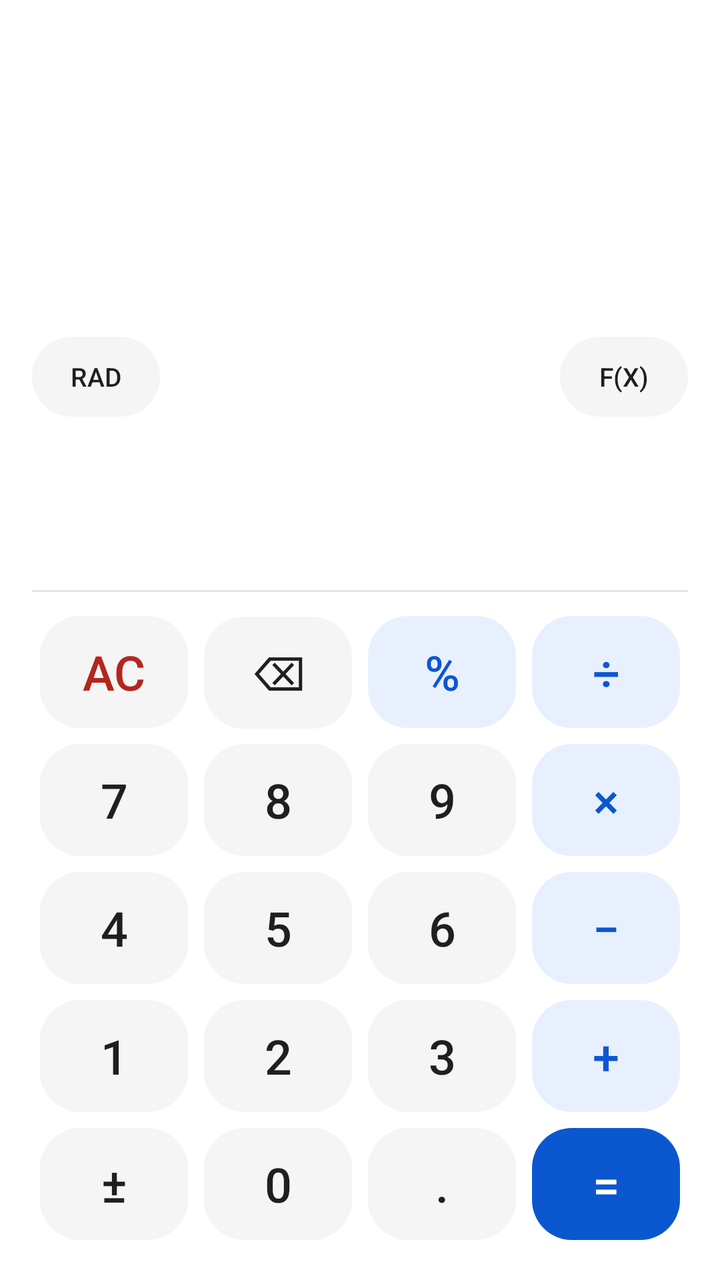
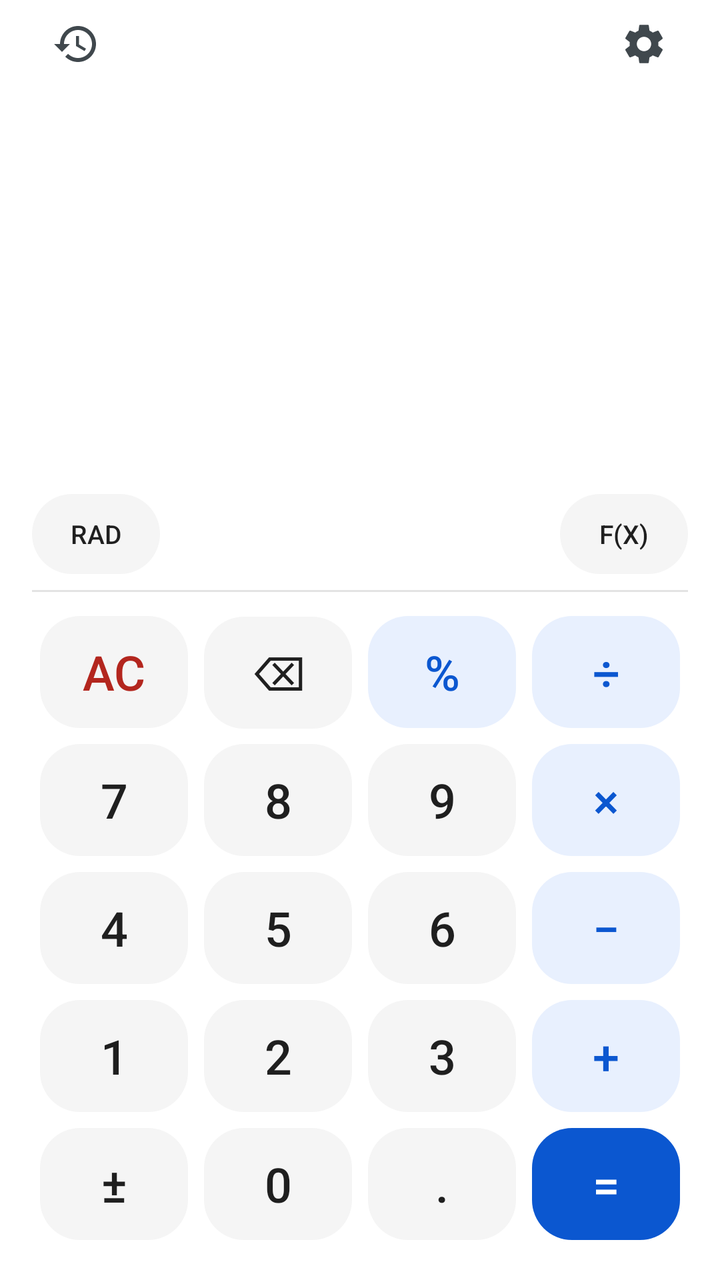

Two renders of the same Android screen: before a commit and after it. Below are the layout's source before the change and the commit's diff.
<!-- AndroidManifest.xml: application theme Theme.Calculator -->
<!-- res/layout/activity_main.xml -->
<?xml version="1.0" encoding="utf-8"?>
<LinearLayout xmlns:android="http://schemas.android.com/apk/res/android"
    android:layout_width="match_parent"
    android:layout_height="match_parent"
    android:orientation="vertical"
    android:background="@color/window_bg"
    android:fitsSystemWindows="true"
    android:paddingHorizontal="@dimen/screen_padding"
    android:paddingBottom="@dimen/screen_padding">

    <ScrollView
        android:id="@+id/historyScroll"
        android:layout_width="match_parent"
        android:layout_height="0dp"
        android:layout_weight="1"
        android:fillViewport="true"
        android:scrollbars="none">

        <LinearLayout
            android:id="@+id/historyContainer"
            android:layout_width="match_parent"
            android:layout_height="wrap_content"
            android:orientation="vertical"
            android:gravity="bottom"
            android:paddingTop="24dp" />
    </ScrollView>

    <TextView
        android:id="@+id/historyEmpty"
        android:layout_width="match_parent"
        android:layout_height="0dp"
        android:layout_weight="1"
        android:gravity="center"
        android:text="@string/history_empty"
        android:textColor="@color/result_text"
        android:textSize="@dimen/history_text"
        android:visibility="gone" />

    <LinearLayout
        android:layout_width="match_parent"
        android:layout_height="wrap_content"
        android:orientation="horizontal"
        android:gravity="center_vertical">

        <Button
            android:id="@+id/angleToggle"
            style="@style/CalcChip"
            android:text="RAD" />

        <View
            android:layout_width="0dp"
            android:layout_height="1dp"
            android:layout_weight="1" />

        <Button
            android:id="@+id/sciToggle"
            style="@style/CalcChip"
            android:text="f(x)" />
    </LinearLayout>

    <TextView
        android:id="@+id/formula"
        android:layout_width="match_parent"
        android:layout_height="wrap_content"
        android:layout_marginTop="4dp"
        android:gravity="end|center_vertical"
        android:maxLines="1"
        android:ellipsize="start"
        android:scrollHorizontally="true"
        android:textColor="@color/display_text"
        android:textSize="@dimen/display_formula_text"
        android:textIsSelectable="true"
        android:fontFamily="sans-serif-light" />

    <TextView
        android:id="@+id/result"
        android:layout_width="match_parent"
        android:layout_height="wrap_content"
        android:gravity="end|center_vertical"
        android:maxLines="1"
        android:ellipsize="start"
        android:minHeight="28dp"
        android:textColor="@color/result_text"
        android:textSize="@dimen/display_result_text" />

    <View
        android:layout_width="match_parent"
        android:layout_height="1dp"
        android:layout_marginVertical="8dp"
        android:background="@color/divider" />

    <LinearLayout
        android:id="@+id/sciPad"
        android:layout_width="match_parent"
        android:layout_height="wrap_content"
        android:orientation="vertical"
        android:layout_marginBottom="4dp"
        android:visibility="gone">

        <LinearLayout style="@style/CalcRow">
            <Button android:id="@+id/keySin" style="@style/CalcKey.Sci" android:text="sin" />
            <Button android:id="@+id/keyCos" style="@style/CalcKey.Sci" android:text="cos" />
            <Button android:id="@+id/keyTan" style="@style/CalcKey.Sci" android:text="tan" />
            <Button android:id="@+id/keyPow" style="@style/CalcKey.Sci" android:text="^" />
        </LinearLayout>

        <LinearLayout style="@style/CalcRow">
            <Button android:id="@+id/keyAsin" style="@style/CalcKey.Sci" android:text="sin⁻¹" />
            <Button android:id="@+id/keyAcos" style="@style/CalcKey.Sci" android:text="cos⁻¹" />
            <Button android:id="@+id/keyAtan" style="@style/CalcKey.Sci" android:text="tan⁻¹" />
            <Button android:id="@+id/keySqrt" style="@style/CalcKey.Sci" android:text="√" />
        </LinearLayout>

        <LinearLayout style="@style/CalcRow">
            <Button android:id="@+id/keyLn" style="@style/CalcKey.Sci" android:text="ln" />
            <Button android:id="@+id/keyLog" style="@style/CalcKey.Sci" android:text="log" />
            <Button android:id="@+id/keyRecip" style="@style/CalcKey.Sci" android:text="x⁻¹" />
            <Button android:id="@+id/keyFact" style="@style/CalcKey.Sci" android:text="x!" />
        </LinearLayout>

        <LinearLayout style="@style/CalcRow">
            <Button android:id="@+id/keyPi" style="@style/CalcKey.Sci" android:text="π" />
            <Button android:id="@+id/keyEuler" style="@style/CalcKey.Sci" android:text="e" />
            <Button android:id="@+id/keyLparen" style="@style/CalcKey.Sci" android:text="(" />
            <Button android:id="@+id/keyRparen" style="@style/CalcKey.Sci" android:text=")" />
        </LinearLayout>
    </LinearLayout>

    <LinearLayout
        android:layout_width="match_parent"
        android:layout_height="wrap_content"
        android:orientation="vertical">

        <LinearLayout style="@style/CalcRow">
            <Button android:id="@+id/keyClear" style="@style/CalcKey.Clear"
                android:text="@string/key_clear" android:contentDescription="@string/cd_clear" />
            <Button android:id="@+id/keyDelete" style="@style/CalcKey"
                android:text="@string/key_delete" android:contentDescription="@string/cd_delete" />
            <Button android:id="@+id/keyPct" style="@style/CalcKey.Op"
                android:text="@string/key_percent" />
            <Button android:id="@+id/keyDiv" style="@style/CalcKey.Op"
                android:text="@string/key_divide" />
        </LinearLayout>

        <LinearLayout style="@style/CalcRow">
            <Button android:id="@+id/key7" style="@style/CalcKey" android:text="7" />
            <Button android:id="@+id/key8" style="@style/CalcKey" android:text="8" />
            <Button android:id="@+id/key9" style="@style/CalcKey" android:text="9" />
            <Button android:id="@+id/keyMul" style="@style/CalcKey.Op"
                android:text="@string/key_multiply" />
        </LinearLayout>

        <LinearLayout style="@style/CalcRow">
            <Button android:id="@+id/key4" style="@style/CalcKey" android:text="4" />
            <Button android:id="@+id/key5" style="@style/CalcKey" android:text="5" />
            <Button android:id="@+id/key6" style="@style/CalcKey" android:text="6" />
            <Button android:id="@+id/keySub" style="@style/CalcKey.Op"
                android:text="@string/key_subtract" />
        </LinearLayout>

        <LinearLayout style="@style/CalcRow">
            <Button android:id="@+id/key1" style="@style/CalcKey" android:text="1" />
            <Button android:id="@+id/key2" style="@style/CalcKey" android:text="2" />
            <Button android:id="@+id/key3" style="@style/CalcKey" android:text="3" />
            <Button android:id="@+id/keyAdd" style="@style/CalcKey.Op"
                android:text="@string/key_add" />
        </LinearLayout>

        <LinearLayout style="@style/CalcRow">
            <Button android:id="@+id/keyNeg" style="@style/CalcKey"
                android:text="@string/key_negate" />
            <Button android:id="@+id/key0" style="@style/CalcKey" android:text="0" />
            <Button android:id="@+id/keyDot" style="@style/CalcKey"
                android:text="@string/key_dot" />
            <Button android:id="@+id/keyEquals" style="@style/CalcKey.Equals"
                android:text="@string/key_equals" />
        </LinearLayout>
    </LinearLayout>

</LinearLayout>
<!-- resources referenced by this layout -->
<resources>
  <color name="display_text">#1F1F1F</color>
  <color name="divider">#E3E3E3</color>
  <color name="result_text">#5F6368</color>
  <color name="window_bg">#FFFFFF</color>
  <dimen name="display_formula_text">34sp</dimen>
  <dimen name="display_result_text">22sp</dimen>
  <dimen name="history_text">16sp</dimen>
  <dimen name="screen_padding">16dp</dimen>
  <string name="cd_clear">Clear</string>
  <string name="cd_delete">Delete last entry</string>
  <string name="history_empty">No history yet</string>
  <string name="key_add">+</string>
  <string name="key_clear">AC</string>
  <string name="key_delete">⌫</string>
  <string name="key_divide">÷</string>
  <string name="key_dot">.</string>
  <string name="key_equals">=</string>
  <string name="key_multiply">×</string>
  <string name="key_negate">±</string>
  <string name="key_percent">%</string>
  <string name="key_subtract">−</string>
  <style name="CalcKey.Clear">
          <item name="android:textColor">@color/key_text_clear</item>
      </style>
  <style name="CalcKey.Op">
          <item name="android:background">@drawable/key_background_accent</item>
          <item name="android:textColor">@color/key_text_op</item>
      </style>
  <color name="key_text">#1F1F1F</color>
  <dimen name="key_min_height">56dp</dimen>
  <dimen name="key_margin">4dp</dimen>
  <dimen name="key_text_size">24sp</dimen>
  <color name="key_text_clear">#B3261E</color>
  <color name="key_text_equals">#FFFFFF</color>
  <color name="key_text_op">#0B57D0</color>
  <color name="key_bg">#F5F5F5</color>
  <color name="key_bg_equals">#0B57D0</color>
  <color name="key_bg_accent">#E8F0FE</color>
  <!-- unchanged entries left out for length: 9 -->
</resources>

<!-- the commit's change to res/layout/activity_main.xml (unified diff, before → after) -->
@@ -8,39 +8,77 @@
     android:paddingHorizontal="@dimen/screen_padding"
     android:paddingBottom="@dimen/screen_padding">
 
+    <LinearLayout
+        android:layout_width="match_parent"
+        android:layout_height="wrap_content"
+        android:orientation="horizontal"
+        android:gravity="center_vertical">
+
+        <ImageButton
+            android:id="@+id/historyButton"
+            style="@style/ToolbarIcon"
+            android:src="@drawable/ic_history"
+            android:contentDescription="@string/cd_history" />
+
+        <View
+            android:layout_width="0dp"
+            android:layout_height="1dp"
+            android:layout_weight="1" />
+
+        <ImageButton
+            android:id="@+id/settingsButton"
+            style="@style/ToolbarIcon"
+            android:src="@drawable/ic_settings"
+            android:contentDescription="@string/cd_settings" />
+    </LinearLayout>
+
     <ScrollView
-        android:id="@+id/historyScroll"
         android:layout_width="match_parent"
         android:layout_height="0dp"
         android:layout_weight="1"
         android:fillViewport="true"
         android:scrollbars="none">
 
-        <LinearLayout
-            android:id="@+id/historyContainer"
-            android:layout_width="match_parent"
-            android:layout_height="wrap_content"
-            android:orientation="vertical"
-            android:gravity="bottom"
-            android:paddingTop="24dp" />
-    </ScrollView>
-
-    <TextView
-        android:id="@+id/historyEmpty"
+    <LinearLayout
+        android:layout_width="match_parent"
+        android:layout_height="wrap_content"
+        android:orientation="vertical">
+
+    <View
         android:layout_width="match_parent"
         android:layout_height="0dp"
         android:layout_weight="1"
-        android:gravity="center"
-        android:text="@string/history_empty"
+        android:minHeight="16dp" />
+
+    <TextView
+        android:id="@+id/formula"
+        android:layout_width="match_parent"
+        android:layout_height="wrap_content"
+        android:gravity="end|center_vertical"
+        android:maxLines="1"
+        android:ellipsize="start"
+        android:textColor="@color/display_text"
+        android:textSize="@dimen/display_formula_text"
+        android:textIsSelectable="true"
+        android:fontFamily="sans-serif-light" />
+
+    <TextView
+        android:id="@+id/result"
+        android:layout_width="match_parent"
+        android:layout_height="wrap_content"
+        android:gravity="end|center_vertical"
+        android:maxLines="1"
+        android:ellipsize="start"
+        android:minHeight="30dp"
         android:textColor="@color/result_text"
-        android:textSize="@dimen/history_text"
-        android:visibility="gone" />
+        android:textSize="@dimen/display_result_text" />
 
     <LinearLayout
         android:layout_width="match_parent"
         android:layout_height="wrap_content"
         android:orientation="horizontal"
-        android:gravity="center_vertical">
+        android:gravity="center_vertical"
+        android:layout_marginTop="4dp">
 
         <Button
             android:id="@+id/angleToggle"
@@ -58,31 +96,6 @@
             android:text="f(x)" />
     </LinearLayout>
 
-    <TextView
-        android:id="@+id/formula"
-        android:layout_width="match_parent"
-        android:layout_height="wrap_content"
-        android:layout_marginTop="4dp"
-        android:gravity="end|center_vertical"
-        android:maxLines="1"
-        android:ellipsize="start"
-        android:scrollHorizontally="true"
-        android:textColor="@color/display_text"
-        android:textSize="@dimen/display_formula_text"
-        android:textIsSelectable="true"
-        android:fontFamily="sans-serif-light" />
-
-    <TextView
-        android:id="@+id/result"
-        android:layout_width="match_parent"
-        android:layout_height="wrap_content"
-        android:gravity="end|center_vertical"
-        android:maxLines="1"
-        android:ellipsize="start"
-        android:minHeight="28dp"
-        android:textColor="@color/result_text"
-        android:textSize="@dimen/display_result_text" />
-
     <View
         android:layout_width="match_parent"
         android:layout_height="1dp"
@@ -98,31 +111,38 @@
         android:visibility="gone">
 
         <LinearLayout style="@style/CalcRow">
+            <Button android:id="@+id/keyLparen" style="@style/CalcKey.Sci" android:text="(" />
+            <Button android:id="@+id/keyRparen" style="@style/CalcKey.Sci" android:text=")" />
+            <Button android:id="@+id/keySqr" style="@style/CalcKey.Sci" android:text="x²" />
+            <Button android:id="@+id/keyPow" style="@style/CalcKey.Sci" android:text="^" />
+        </LinearLayout>
+
+        <LinearLayout style="@style/CalcRow">
             <Button android:id="@+id/keySin" style="@style/CalcKey.Sci" android:text="sin" />
             <Button android:id="@+id/keyCos" style="@style/CalcKey.Sci" android:text="cos" />
             <Button android:id="@+id/keyTan" style="@style/CalcKey.Sci" android:text="tan" />
-            <Button android:id="@+id/keyPow" style="@style/CalcKey.Sci" android:text="^" />
+            <Button android:id="@+id/keySqrt" style="@style/CalcKey.Sci" android:text="√" />
         </LinearLayout>
 
         <LinearLayout style="@style/CalcRow">
             <Button android:id="@+id/keyAsin" style="@style/CalcKey.Sci" android:text="sin⁻¹" />
             <Button android:id="@+id/keyAcos" style="@style/CalcKey.Sci" android:text="cos⁻¹" />
             <Button android:id="@+id/keyAtan" style="@style/CalcKey.Sci" android:text="tan⁻¹" />
-            <Button android:id="@+id/keySqrt" style="@style/CalcKey.Sci" android:text="√" />
+            <Button android:id="@+id/keyRecip" style="@style/CalcKey.Sci" android:text="x⁻¹" />
         </LinearLayout>
 
         <LinearLayout style="@style/CalcRow">
             <Button android:id="@+id/keyLn" style="@style/CalcKey.Sci" android:text="ln" />
             <Button android:id="@+id/keyLog" style="@style/CalcKey.Sci" android:text="log" />
-            <Button android:id="@+id/keyRecip" style="@style/CalcKey.Sci" android:text="x⁻¹" />
             <Button android:id="@+id/keyFact" style="@style/CalcKey.Sci" android:text="x!" />
+            <Button android:id="@+id/keyEe" style="@style/CalcKey.Sci" android:text="EE" />
         </LinearLayout>
 
         <LinearLayout style="@style/CalcRow">
             <Button android:id="@+id/keyPi" style="@style/CalcKey.Sci" android:text="π" />
             <Button android:id="@+id/keyEuler" style="@style/CalcKey.Sci" android:text="e" />
-            <Button android:id="@+id/keyLparen" style="@style/CalcKey.Sci" android:text="(" />
-            <Button android:id="@+id/keyRparen" style="@style/CalcKey.Sci" android:text=")" />
+            <Button android:id="@+id/keyAbs" style="@style/CalcKey.Sci" android:text="|x|" />
+            <Button android:id="@+id/keyComma" style="@style/CalcKey.Sci" android:text="," />
         </LinearLayout>
     </LinearLayout>
 
@@ -177,4 +197,7 @@
         </LinearLayout>
     </LinearLayout>
 
+    </LinearLayout>
+    </ScrollView>
+
 </LinearLayout>
<!-- resource entries referenced after the edit -->
@@ -6,11 +6,33 @@
   <color name="window_bg">#FFFFFF</color>
   <dimen name="display_formula_text">34sp</dimen>
   <dimen name="display_result_text">22sp</dimen>
-  <dimen name="history_text">16sp</dimen>
   <dimen name="screen_padding">16dp</dimen>
+  <!-- drawable ic_history (drawable) -->
+  <vector xmlns:android="http://schemas.android.com/apk/res/android"
+      android:width="24dp"
+      android:height="24dp"
+      android:viewportWidth="24"
+      android:viewportHeight="24"
+      android:tint="?android:attr/textColorSecondary">
+      <path
+          android:fillColor="#FF000000"
+          android:pathData="M13,3c-4.97,0 -9,4.03 -9,9L1,12l3.89,3.89 0.07,0.14L9,12L6,12c0,-3.87 3.13,-7 7,-7s7,3.13 7,7 -3.13,7 -7,7c-1.93,0 -3.68,-0.79 -4.94,-2.06l-1.42,1.42C8.27,19.99 10.51,21 13,21c4.97,0 9,-4.03 9,-9s-4.03,-9 -9,-9zM12,8v5l4.28,2.54 0.72,-1.21 -3.5,-2.08L13.5,8L12,8z" />
+  </vector>
+  <!-- drawable ic_settings (drawable) -->
+  <vector xmlns:android="http://schemas.android.com/apk/res/android"
+      android:width="24dp"
+      android:height="24dp"
+      android:viewportWidth="24"
+      android:viewportHeight="24"
+      android:tint="?android:attr/textColorSecondary">
+      <path
+          android:fillColor="#FF000000"
+          android:pathData="M19.14,12.94c0.04,-0.3 0.06,-0.61 0.06,-0.94c0,-0.32 -0.02,-0.64 -0.07,-0.94l2.03,-1.58c0.18,-0.14 0.23,-0.41 0.12,-0.61l-1.92,-3.32c-0.12,-0.22 -0.37,-0.29 -0.59,-0.22l-2.39,0.96c-0.5,-0.38 -1.03,-0.7 -1.62,-0.94L14.4,2.81c-0.04,-0.24 -0.24,-0.41 -0.48,-0.41h-3.84c-0.24,0 -0.43,0.17 -0.47,0.41L9.25,5.35C8.66,5.59 8.12,5.92 7.63,6.29L5.24,5.33c-0.22,-0.08 -0.47,0 -0.59,0.22L2.74,8.87C2.62,9.08 2.66,9.34 2.86,9.48l2.03,1.58C4.84,11.36 4.8,11.69 4.8,12s0.02,0.64 0.07,0.94l-2.03,1.58c-0.18,0.14 -0.23,0.41 -0.12,0.61l1.92,3.32c0.12,0.22 0.37,0.29 0.59,0.22l2.39,-0.96c0.5,0.38 1.03,0.7 1.62,0.94l0.36,2.54c0.05,0.24 0.24,0.41 0.48,0.41h3.84c0.24,0 0.44,-0.17 0.47,-0.41l0.36,-2.54c0.59,-0.24 1.13,-0.56 1.62,-0.94l2.39,0.96c0.22,0.08 0.47,0 0.59,-0.22l1.92,-3.32c0.12,-0.22 0.07,-0.47 -0.12,-0.61L19.14,12.94zM12,15.6c-1.98,0 -3.6,-1.62 -3.6,-3.6s1.62,-3.6 3.6,-3.6s3.6,1.62 3.6,3.6S13.98,15.6 12,15.6z" />
+  </vector>
   <string name="cd_clear">Clear</string>
   <string name="cd_delete">Delete last entry</string>
-  <string name="history_empty">No history yet</string>
+  <string name="cd_history">History</string>
+  <string name="cd_settings">Settings</string>
   <string name="key_add">+</string>
   <string name="key_clear">AC</string>
   <string name="key_delete">⌫</string>
@@ -28,6 +50,12 @@
           <item name="android:background">@drawable/key_background_accent</item>
           <item name="android:textColor">@color/key_text_op</item>
       </style>
+  <style name="ToolbarIcon">
+          <item name="android:layout_width">44dp</item>
+          <item name="android:layout_height">44dp</item>
+          <item name="android:background">?android:attr/selectableItemBackgroundBorderless</item>
+          <item name="android:scaleType">center</item>
+      </style>
   <color name="key_text">#1F1F1F</color>
   <dimen name="key_min_height">56dp</dimen>
   <dimen name="key_margin">4dp</dimen>
